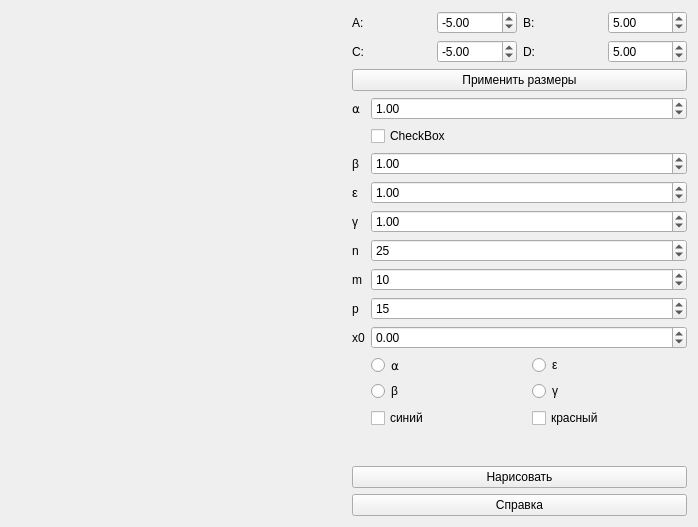
Above: mainwindow.ui from ivanshchitov/method-of-iteration before the change. Below: the same form after it.
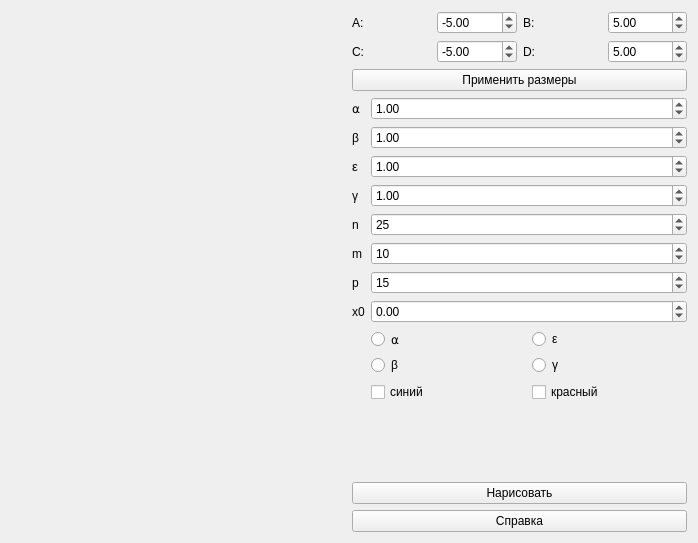
That is the form after the change. Custom widgets are drawn as their Qt base class.

Commit message: Fix smal problem.

```diff
--- a/mainwindow.ui
+++ b/mainwindow.ui
@@ -7,7 +7,7 @@
     <x>0</x>
     <y>0</y>
     <width>698</width>
-    <height>527</height>
+    <height>543</height>
    </rect>
   </property>
   <property name="windowTitle">
@@ -146,14 +146,14 @@
           </property>
          </widget>
         </item>
-        <item row="2" column="0">
+        <item row="1" column="0">
          <widget class="QLabel" name="betaLabel">
           <property name="text">
            <string>β</string>
           </property>
          </widget>
         </item>
-        <item row="2" column="1">
+        <item row="1" column="1">
          <widget class="QDoubleSpinBox" name="betaDoubleSpinBox">
           <property name="minimum">
            <double>-100.000000000000000</double>
@@ -166,14 +166,14 @@
           </property>
          </widget>
         </item>
-        <item row="3" column="0">
+        <item row="2" column="0">
          <widget class="QLabel" name="epsilonLabel">
           <property name="text">
            <string>&lt;html&gt;&lt;head/&gt;&lt;body&gt;&lt;p&gt;&lt;span style=&quot; font-size:10pt;&quot;&gt;ε&lt;/span&gt;&lt;/p&gt;&lt;/body&gt;&lt;/html&gt;</string>
           </property>
          </widget>
         </item>
-        <item row="3" column="1">
+        <item row="2" column="1">
          <widget class="QDoubleSpinBox" name="epsilonDoubleSpinBox">
           <property name="minimum">
            <double>-100.000000000000000</double>
@@ -186,14 +186,14 @@
           </property>
          </widget>
         </item>
-        <item row="4" column="0">
+        <item row="3" column="0">
          <widget class="QLabel" name="gammaLabel">
           <property name="text">
            <string>γ</string>
           </property>
          </widget>
         </item>
-        <item row="4" column="1">
+        <item row="3" column="1">
          <widget class="QDoubleSpinBox" name="gammaDoubleSpinBox">
           <property name="minimum">
            <double>-100.000000000000000</double>
@@ -206,14 +206,14 @@
           </property>
          </widget>
         </item>
-        <item row="5" column="0">
+        <item row="4" column="0">
          <widget class="QLabel" name="nLabel">
           <property name="text">
            <string>n</string>
           </property>
          </widget>
         </item>
-        <item row="5" column="1">
+        <item row="4" column="1">
          <widget class="QSpinBox" name="nSpinBox">
           <property name="minimum">
            <number>1</number>
@@ -226,14 +226,14 @@
           </property>
          </widget>
         </item>
-        <item row="6" column="0">
+        <item row="5" column="0">
          <widget class="QLabel" name="mLabel">
           <property name="text">
            <string>m</string>
           </property>
          </widget>
         </item>
-        <item row="6" column="1">
+        <item row="5" column="1">
          <widget class="QSpinBox" name="mSpinBox">
           <property name="maximum">
            <number>500</number>
@@ -243,14 +243,14 @@
           </property>
          </widget>
         </item>
-        <item row="7" column="0">
+        <item row="6" column="0">
          <widget class="QLabel" name="pLabel">
           <property name="text">
            <string>p</string>
           </property>
          </widget>
         </item>
-        <item row="7" column="1">
+        <item row="6" column="1">
          <widget class="QSpinBox" name="pSpinBox">
           <property name="minimum">
            <number>1</number>
@@ -263,7 +263,24 @@
           </property>
          </widget>
         </item>
-        <item row="9" column="1">
+        <item row="7" column="0">
+         <widget class="QLabel" name="x0Label">
+          <property name="text">
+           <string>x0</string>
+          </property>
+         </widget>
+        </item>
+        <item row="7" column="1">
+         <widget class="QDoubleSpinBox" name="x0DoubleSpinBox">
+          <property name="minimum">
+           <double>-100.000000000000000</double>
+          </property>
+          <property name="maximum">
+           <double>100.000000000000000</double>
+          </property>
+         </widget>
+        </item>
+        <item row="8" column="1">
          <layout class="QGridLayout" name="gridLayout_2">
           <item row="0" column="1">
            <widget class="QRadioButton" name="epsilonRadioButton">
@@ -295,24 +312,7 @@
           </item>
          </layout>
         </item>
-        <item row="8" column="1">
-         <widget class="QDoubleSpinBox" name="x0DoubleSpinBox">
-          <property name="minimum">
-           <double>-100.000000000000000</double>
-          </property>
-          <property name="maximum">
-           <double>100.000000000000000</double>
-          </property>
-         </widget>
-        </item>
-        <item row="8" column="0">
-         <widget class="QLabel" name="x0Label">
-          <property name="text">
-           <string>x0</string>
-          </property>
-         </widget>
-        </item>
-        <item row="11" column="1">
+        <item row="10" column="1">
          <layout class="QHBoxLayout" name="horizontalLayout">
           <item>
            <widget class="QCheckBox" name="blueCheckBox">
@@ -330,13 +330,6 @@
           </item>
          </layout>
         </item>
-        <item row="1" column="1">
-         <widget class="QCheckBox" name="checkBox">
-          <property name="text">
-           <string>CheckBox</string>
-          </property>
-         </widget>
-        </item>
        </layout>
       </item>
       <item>
```
The commit also changes 1 other file.
